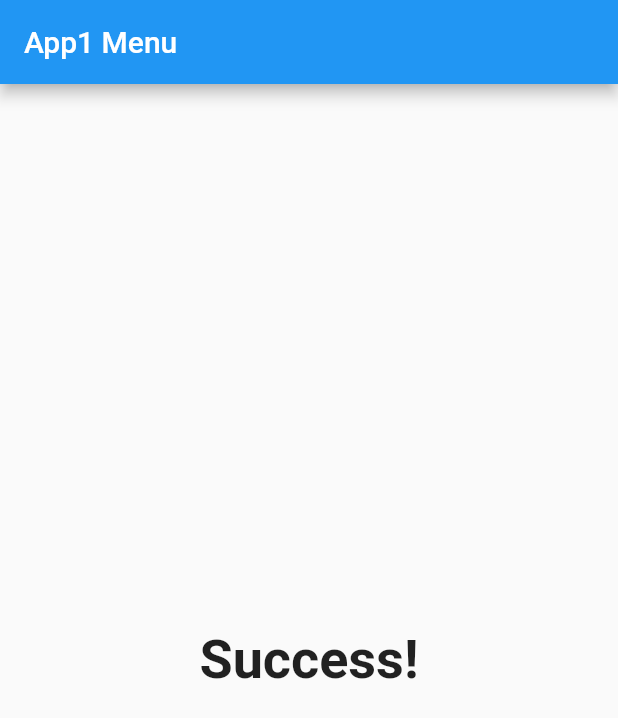
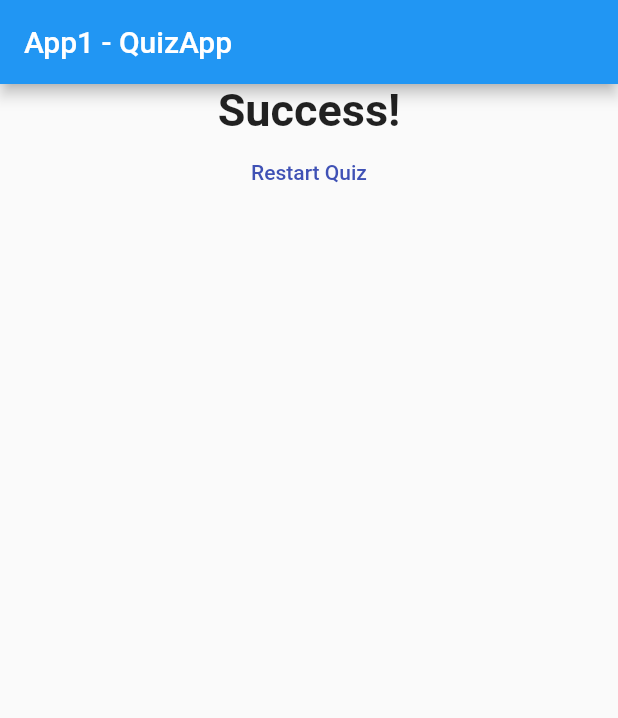
Before and after one commit to IgorMagal/Flutter-QuizApp, a Flutter app: the screen it shows after launch, after a tap on "Black", after a tap on "Dog", after a tap on "Igor :/", on a phone screen of 412 x 824 dp. Shown: the top 718 px of the screen. Run offline on Flutter 3.47's test engine with Material 2 defaults, Android fonts, the phone set to English and light mode, and no system bars.

Commit message:
added restart button

```diff
--- a/lib/answer.dart
+++ b/lib/answer.dart
@@ -13,7 +13,7 @@ class Answer extends StatelessWidget {
         margin: EdgeInsets.all(2),
         child: ElevatedButton(
             style: ButtonStyle(
-                backgroundColor: MaterialStateProperty.all(Colors.black),
+                backgroundColor: MaterialStateProperty.all(Colors.black87),
                 foregroundColor: MaterialStateProperty.all(Colors.white)),
             onPressed: selectHandler,
             child: Text(answerText)));
--- a/lib/main.dart
+++ b/lib/main.dart
@@ -45,6 +45,14 @@ class _App1State extends State<App1> {
 
   var _questionIndex = 0; // Used to control what question appear on the screen.
   var _totalScore = 0;
+
+  void _resetQuiz() {
+    setState(() {
+      _questionIndex = 0;
+      _totalScore = 0;
+    });
+  }
+
   void _answerQuestion(int score) {
     _totalScore += score;
     setState(() {
@@ -62,7 +70,7 @@ class _App1State extends State<App1> {
     return MaterialApp(
         home: Scaffold(
             appBar: AppBar(
-              title: Text('App1 Menu'),
+              title: Text('App1 - QuizApp'),
             ),
             body: _questionIndex < _questions.length
                 ? Quiz(
@@ -70,6 +78,9 @@ class _App1State extends State<App1> {
                     questions: _questions,
                     answerQuestion: _answerQuestion,
                   )
-                : Result(_totalScore)));
+                : Result(
+                    totalScore: _totalScore,
+                    reset: _resetQuiz,
+                  )));
   }
 }
--- a/lib/result.dart
+++ b/lib/result.dart
@@ -2,12 +2,13 @@ import 'package:flutter/material.dart';
 
 class Result extends StatelessWidget {
   final int totalScore;
-  Result(this.totalScore);
+  final Function reset;
+  Result({@required this.totalScore, @required this.reset});
 
   String get resultText {
     String text;
-    if (totalScore < 10)
-      text = 'Fail!';
+    if (totalScore < 15)
+      text = 'Failure!';
     else
       text = 'Success!';
     return text;
@@ -16,11 +17,23 @@ class Result extends StatelessWidget {
   @override
   Widget build(BuildContext context) {
     return Center(
-      child: Text(
-        resultText,
-        style: TextStyle(
-            fontFamily: 'Roboto', fontSize: 36, fontWeight: FontWeight.bold),
-        textAlign: TextAlign.center,
+      child: Column(
+        children: <Widget>[
+          Text(
+            resultText,
+            style: TextStyle(
+                fontFamily: 'Roboto',
+                fontSize: 30,
+                fontWeight: FontWeight.bold),
+            textAlign: TextAlign.center,
+          ),
+          TextButton(
+            onPressed: reset,
+            child: Text('Restart Quiz'),
+            style: ButtonStyle(
+                foregroundColor: MaterialStateProperty.all(Colors.indigo)),
+          )
+        ],
       ),
     );
   }
```
